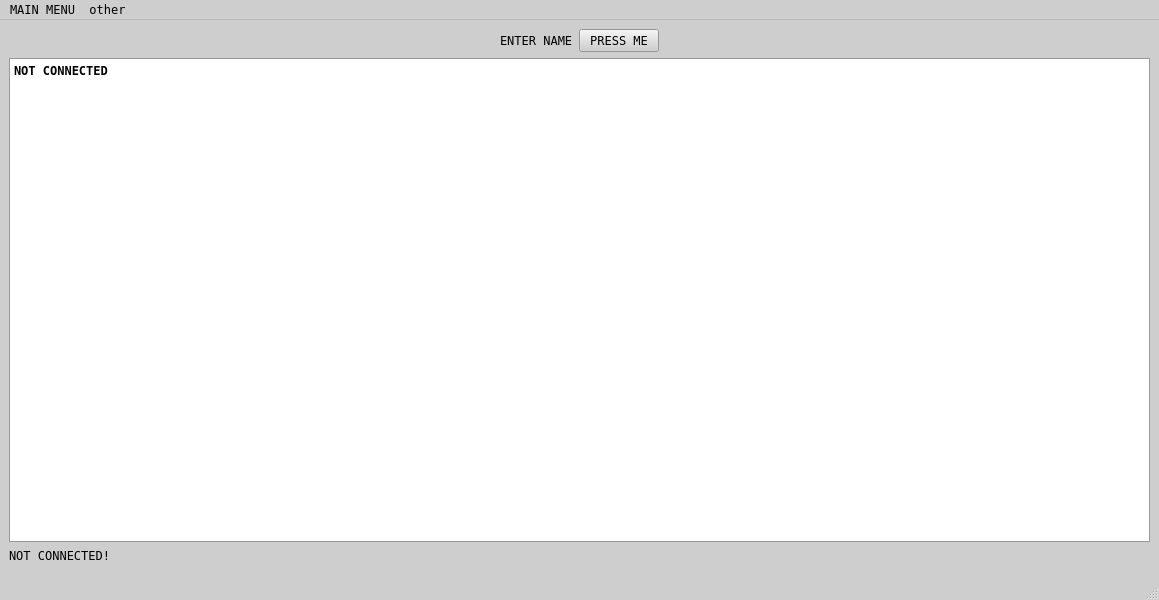
First picture: the form in CERBERUS-desktop/mainwindow.ui, repository Siammmmmmm/CERBERUS, before the edit.
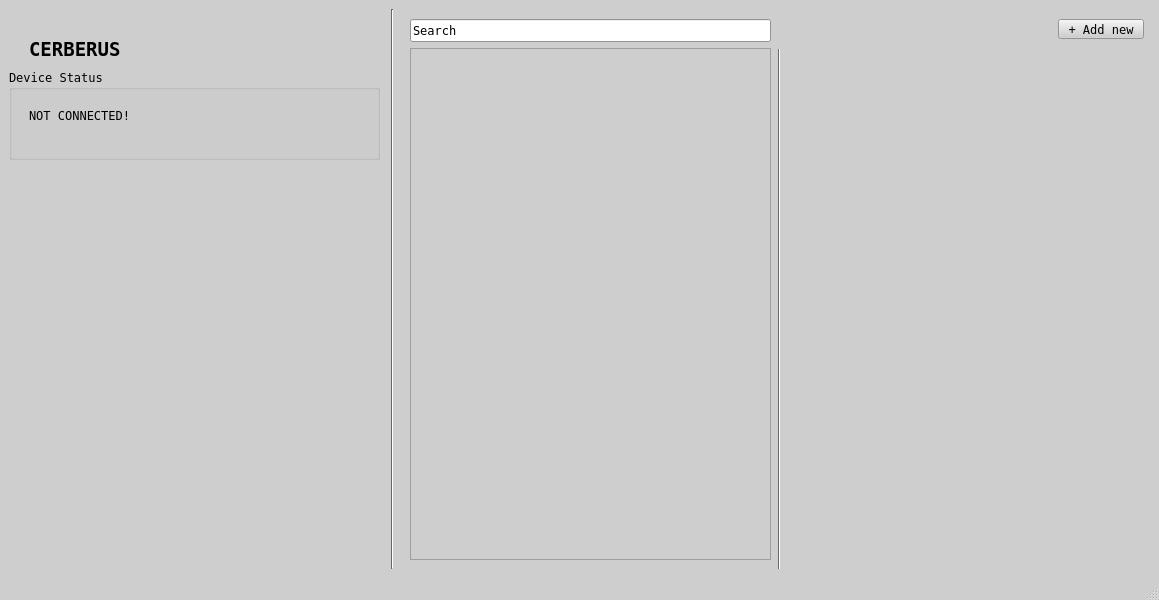
Second picture: the form after the edit. Icons and pictures are not drawn.

Commit message: started working on app layout

What changed in the file:
```diff
--- a/CERBERUS-desktop/mainwindow.ui
+++ b/CERBERUS-desktop/mainwindow.ui
@@ -491,577 +491,161 @@
    <iconset theme="QIcon::ThemeIcon::HelpAbout"/>
   </property>
   <widget class="QWidget" name="centralwidget">
-   <layout class="QVBoxLayout" name="verticalLayout">
+   <layout class="QHBoxLayout" name="horizontalLayout">
     <item>
-     <layout class="QGridLayout" name="gridLayout">
-      <item row="0" column="0">
-       <layout class="QHBoxLayout" name="horizontalLayout">
-        <item>
-         <spacer name="horizontalSpacer_2">
-          <property name="orientation">
-           <enum>Qt::Orientation::Horizontal</enum>
-          </property>
-          <property name="sizeHint" stdset="0">
-           <size>
-            <width>40</width>
-            <height>20</height>
-           </size>
-          </property>
-         </spacer>
-        </item>
-        <item>
-         <widget class="QLabel" name="label">
-          <property name="text">
-           <string>ENTER NAME</string>
-          </property>
-         </widget>
-        </item>
-        <item>
-         <widget class="QPushButton" name="pressButton">
-          <property name="text">
-           <string>PRESS ME</string>
-          </property>
-         </widget>
-        </item>
-        <item>
-         <spacer name="horizontalSpacer_4">
-          <property name="orientation">
-           <enum>Qt::Orientation::Horizontal</enum>
-          </property>
-          <property name="sizeHint" stdset="0">
-           <size>
-            <width>40</width>
-            <height>20</height>
-           </size>
-          </property>
-         </spacer>
-        </item>
-       </layout>
-      </item>
-      <item row="1" column="0">
-       <widget class="QTextEdit" name="textEdit">
-        <property name="palette">
-         <palette>
-          <active>
-           <colorrole role="WindowText">
-            <brush brushstyle="SolidPattern">
-             <color alpha="255">
-              <red>0</red>
-              <green>0</green>
-              <blue>0</blue>
-             </color>
-            </brush>
-           </colorrole>
-           <colorrole role="Button">
-            <brush brushstyle="SolidPattern">
-             <color alpha="255">
-              <red>198</red>
-              <green>198</green>
-              <blue>198</blue>
-             </color>
-            </brush>
-           </colorrole>
-           <colorrole role="Light">
-            <brush brushstyle="SolidPattern">
-             <color alpha="255">
-              <red>255</red>
-              <green>255</green>
-              <blue>255</blue>
-             </color>
-            </brush>
-           </colorrole>
-           <colorrole role="Midlight">
-            <brush brushstyle="SolidPattern">
-             <color alpha="255">
-              <red>226</red>
-              <green>226</green>
-              <blue>226</blue>
-             </color>
-            </brush>
-           </colorrole>
-           <colorrole role="Dark">
-            <brush brushstyle="SolidPattern">
-             <color alpha="255">
-              <red>99</red>
-              <green>99</green>
-              <blue>99</blue>
-             </color>
-            </brush>
-           </colorrole>
-           <colorrole role="Mid">
-            <brush brushstyle="SolidPattern">
-             <color alpha="255">
-              <red>132</red>
-              <green>132</green>
-              <blue>132</blue>
-             </color>
-            </brush>
-           </colorrole>
-           <colorrole role="Text">
-            <brush brushstyle="SolidPattern">
-             <color alpha="255">
-              <red>0</red>
-              <green>0</green>
-              <blue>0</blue>
-             </color>
-            </brush>
-           </colorrole>
-           <colorrole role="BrightText">
-            <brush brushstyle="SolidPattern">
-             <color alpha="255">
-              <red>255</red>
-              <green>255</green>
-              <blue>255</blue>
-             </color>
-            </brush>
-           </colorrole>
-           <colorrole role="ButtonText">
-            <brush brushstyle="SolidPattern">
-             <color alpha="255">
-              <red>0</red>
-              <green>0</green>
-              <blue>0</blue>
-             </color>
-            </brush>
-           </colorrole>
-           <colorrole role="Base">
-            <brush brushstyle="SolidPattern">
-             <color alpha="255">
-              <red>255</red>
-              <green>255</green>
-              <blue>255</blue>
-             </color>
-            </brush>
-           </colorrole>
-           <colorrole role="Window">
-            <brush brushstyle="SolidPattern">
-             <color alpha="255">
-              <red>198</red>
-              <green>198</green>
-              <blue>198</blue>
-             </color>
-            </brush>
-           </colorrole>
-           <colorrole role="Shadow">
-            <brush brushstyle="SolidPattern">
-             <color alpha="255">
-              <red>0</red>
-              <green>0</green>
-              <blue>0</blue>
-             </color>
-            </brush>
-           </colorrole>
-           <colorrole role="AlternateBase">
-            <brush brushstyle="SolidPattern">
-             <color alpha="255">
-              <red>226</red>
-              <green>226</green>
-              <blue>226</blue>
-             </color>
-            </brush>
-           </colorrole>
-           <colorrole role="ToolTipBase">
-            <brush brushstyle="SolidPattern">
-             <color alpha="255">
-              <red>255</red>
-              <green>255</green>
-              <blue>220</blue>
-             </color>
-            </brush>
-           </colorrole>
-           <colorrole role="ToolTipText">
-            <brush brushstyle="SolidPattern">
-             <color alpha="255">
-              <red>0</red>
-              <green>0</green>
-              <blue>0</blue>
-             </color>
-            </brush>
-           </colorrole>
-           <colorrole role="PlaceholderText">
-            <brush brushstyle="SolidPattern">
-             <color alpha="127">
-              <red>0</red>
-              <green>0</green>
-              <blue>0</blue>
-             </color>
-            </brush>
-           </colorrole>
-           <colorrole role="Accent">
-            <brush brushstyle="SolidPattern">
-             <color alpha="255">
-              <red>255</red>
-              <green>255</green>
-              <blue>255</blue>
-             </color>
-            </brush>
-           </colorrole>
-          </active>
-          <inactive>
-           <colorrole role="WindowText">
-            <brush brushstyle="SolidPattern">
-             <color alpha="255">
-              <red>0</red>
-              <green>0</green>
-              <blue>0</blue>
-             </color>
-            </brush>
-           </colorrole>
-           <colorrole role="Button">
-            <brush brushstyle="SolidPattern">
-             <color alpha="255">
-              <red>198</red>
-              <green>198</green>
-              <blue>198</blue>
-             </color>
-            </brush>
-           </colorrole>
-           <colorrole role="Light">
-            <brush brushstyle="SolidPattern">
-             <color alpha="255">
-              <red>255</red>
-              <green>255</green>
-              <blue>255</blue>
-             </color>
-            </brush>
-           </colorrole>
-           <colorrole role="Midlight">
-            <brush brushstyle="SolidPattern">
-             <color alpha="255">
-              <red>226</red>
-              <green>226</green>
-              <blue>226</blue>
-             </color>
-            </brush>
-           </colorrole>
-           <colorrole role="Dark">
-            <brush brushstyle="SolidPattern">
-             <color alpha="255">
-              <red>99</red>
-              <green>99</green>
-              <blue>99</blue>
-             </color>
-            </brush>
-           </colorrole>
-           <colorrole role="Mid">
-            <brush brushstyle="SolidPattern">
-             <color alpha="255">
-              <red>132</red>
-              <green>132</green>
-              <blue>132</blue>
-             </color>
-            </brush>
-           </colorrole>
-           <colorrole role="Text">
-            <brush brushstyle="SolidPattern">
-             <color alpha="255">
-              <red>0</red>
-              <green>0</green>
-              <blue>0</blue>
-             </color>
-            </brush>
-           </colorrole>
-           <colorrole role="BrightText">
-            <brush brushstyle="SolidPattern">
-             <color alpha="255">
-              <red>255</red>
-              <green>255</green>
-              <blue>255</blue>
-             </color>
-            </brush>
-           </colorrole>
-           <colorrole role="ButtonText">
-            <brush brushstyle="SolidPattern">
-             <color alpha="255">
-              <red>0</red>
-              <green>0</green>
-              <blue>0</blue>
-             </color>
-            </brush>
-           </colorrole>
-           <colorrole role="Base">
-            <brush brushstyle="SolidPattern">
-             <color alpha="255">
-              <red>255</red>
-              <green>255</green>
-              <blue>255</blue>
-             </color>
-            </brush>
-           </colorrole>
-           <colorrole role="Window">
-            <brush brushstyle="SolidPattern">
-             <color alpha="255">
-              <red>198</red>
-              <green>198</green>
-              <blue>198</blue>
-             </color>
-            </brush>
-           </colorrole>
-           <colorrole role="Shadow">
-            <brush brushstyle="SolidPattern">
-             <color alpha="255">
-              <red>0</red>
-              <green>0</green>
-              <blue>0</blue>
-             </color>
-            </brush>
-           </colorrole>
-           <colorrole role="AlternateBase">
-            <brush brushstyle="SolidPattern">
-             <color alpha="255">
-              <red>226</red>
-              <green>226</green>
-              <blue>226</blue>
-             </color>
-            </brush>
-           </colorrole>
-           <colorrole role="ToolTipBase">
-            <brush brushstyle="SolidPattern">
-             <color alpha="255">
-              <red>255</red>
-              <green>255</green>
-              <blue>220</blue>
-             </color>
-            </brush>
-           </colorrole>
-           <colorrole role="ToolTipText">
-            <brush brushstyle="SolidPattern">
-             <color alpha="255">
-              <red>0</red>
-              <green>0</green>
-              <blue>0</blue>
-             </color>
-            </brush>
-           </colorrole>
-           <colorrole role="PlaceholderText">
-            <brush brushstyle="SolidPattern">
-             <color alpha="127">
-              <red>0</red>
-              <green>0</green>
-              <blue>0</blue>
-             </color>
-            </brush>
-           </colorrole>
-           <colorrole role="Accent">
-            <brush brushstyle="SolidPattern">
-             <color alpha="255">
-              <red>255</red>
-              <green>255</green>
-              <blue>255</blue>
-             </color>
-            </brush>
-           </colorrole>
-          </inactive>
-          <disabled>
-           <colorrole role="WindowText">
-            <brush brushstyle="SolidPattern">
-             <color alpha="255">
-              <red>99</red>
-              <green>99</green>
-              <blue>99</blue>
-             </color>
-            </brush>
-           </colorrole>
-           <colorrole role="Button">
-            <brush brushstyle="SolidPattern">
-             <color alpha="255">
-              <red>198</red>
-              <green>198</green>
-              <blue>198</blue>
-             </color>
-            </brush>
-           </colorrole>
-           <colorrole role="Light">
-            <brush brushstyle="SolidPattern">
-             <color alpha="255">
-              <red>255</red>
-              <green>255</green>
-              <blue>255</blue>
-             </color>
-            </brush>
-           </colorrole>
-           <colorrole role="Midlight">
-            <brush brushstyle="SolidPattern">
-             <color alpha="255">
-              <red>226</red>
-              <green>226</green>
-              <blue>226</blue>
-             </color>
-            </brush>
-           </colorrole>
-           <colorrole role="Dark">
-            <brush brushstyle="SolidPattern">
-             <color alpha="255">
-              <red>99</red>
-              <green>99</green>
-              <blue>99</blue>
-             </color>
-            </brush>
-           </colorrole>
-           <colorrole role="Mid">
-            <brush brushstyle="SolidPattern">
-             <color alpha="255">
-              <red>132</red>
-              <green>132</green>
-              <blue>132</blue>
-             </color>
-            </brush>
-           </colorrole>
-           <colorrole role="Text">
-            <brush brushstyle="SolidPattern">
-             <color alpha="255">
-              <red>99</red>
-              <green>99</green>
-              <blue>99</blue>
-             </color>
-            </brush>
-           </colorrole>
-           <colorrole role="BrightText">
-            <brush brushstyle="SolidPattern">
-             <color alpha="255">
-              <red>255</red>
-              <green>255</green>
-              <blue>255</blue>
-             </color>
-            </brush>
-           </colorrole>
-           <colorrole role="ButtonText">
-            <brush brushstyle="SolidPattern">
-             <color alpha="255">
-              <red>99</red>
-              <green>99</green>
-              <blue>99</blue>
-             </color>
-            </brush>
-           </colorrole>
-           <colorrole role="Base">
-            <brush brushstyle="SolidPattern">
-             <color alpha="255">
-              <red>198</red>
-              <green>198</green>
-              <blue>198</blue>
-             </color>
-            </brush>
-           </colorrole>
-           <colorrole role="Window">
-            <brush brushstyle="SolidPattern">
-             <color alpha="255">
-              <red>198</red>
-              <green>198</green>
-              <blue>198</blue>
-             </color>
-            </brush>
-           </colorrole>
-           <colorrole role="Shadow">
-            <brush brushstyle="SolidPattern">
-             <color alpha="255">
-              <red>0</red>
-              <green>0</green>
-              <blue>0</blue>
-             </color>
-            </brush>
-           </colorrole>
-           <colorrole role="AlternateBase">
-            <brush brushstyle="SolidPattern">
-             <color alpha="255">
-              <red>198</red>
-              <green>198</green>
-              <blue>198</blue>
-             </color>
-            </brush>
-           </colorrole>
-           <colorrole role="ToolTipBase">
-            <brush brushstyle="SolidPattern">
-             <color alpha="255">
-              <red>255</red>
-              <green>255</green>
-              <blue>220</blue>
-             </color>
-            </brush>
-           </colorrole>
-           <colorrole role="ToolTipText">
-            <brush brushstyle="SolidPattern">
-             <color alpha="255">
-              <red>0</red>
-              <green>0</green>
-              <blue>0</blue>
-             </color>
-            </brush>
-           </colorrole>
-           <colorrole role="PlaceholderText">
-            <brush brushstyle="SolidPattern">
-             <color alpha="127">
-              <red>99</red>
-              <green>99</green>
-              <blue>99</blue>
-             </color>
-            </brush>
-           </colorrole>
-           <colorrole role="Accent">
-            <brush brushstyle="SolidPattern">
-             <color alpha="255">
-              <red>255</red>
-              <green>255</green>
-              <blue>255</blue>
-             </color>
-            </brush>
-           </colorrole>
-          </disabled>
-         </palette>
-        </property>
-        <property name="html">
-         <string>&lt;!DOCTYPE HTML PUBLIC &quot;-//W3C//DTD HTML 4.0//EN&quot; &quot;http://www.w3.org/TR/REC-html40/strict.dtd&quot;&gt;
-&lt;html&gt;&lt;head&gt;&lt;meta name=&quot;qrichtext&quot; content=&quot;1&quot; /&gt;&lt;meta charset=&quot;utf-8&quot; /&gt;&lt;style type=&quot;text/css&quot;&gt;
-p, li { white-space: pre-wrap; }
-hr { height: 1px; border-width: 0; }
-li.unchecked::marker { content: &quot;\2610&quot;; }
-li.checked::marker { content: &quot;\2612&quot;; }
-&lt;/style&gt;&lt;/head&gt;&lt;body style=&quot; font-family:'Terminal'; font-size:9pt; font-weight:400; font-style:normal;&quot;&gt;
-&lt;p style=&quot; margin-top:0px; margin-bottom:0px; margin-left:0px; margin-right:0px; -qt-block-indent:0; text-indent:0px;&quot;&gt;&lt;span style=&quot; font-weight:700;&quot;&gt;NOT CONNECTED&lt;/span&gt;&lt;/p&gt;&lt;/body&gt;&lt;/html&gt;</string>
-        </property>
-       </widget>
-      </item>
-      <item row="2" column="0">
+     <widget class="QWidget" name="left" native="true">
+      <property name="minimumSize">
+       <size>
+        <width>376</width>
+        <height>0</height>
+       </size>
+      </property>
+      <property name="maximumSize">
+       <size>
+        <width>16777215</width>
+        <height>560</height>
+       </size>
+      </property>
+      <widget class="QLabel" name="label">
+       <property name="geometry">
+        <rect>
+         <x>20</x>
+         <y>20</y>
+         <width>161</width>
+         <height>41</height>
+        </rect>
+       </property>
+       <property name="font">
+        <font>
+         <family>Terminal</family>
+         <pointsize>14</pointsize>
+         <bold>true</bold>
+        </font>
+       </property>
+       <property name="text">
+        <string>CERBERUS</string>
+       </property>
+      </widget>
+      <widget class="QGroupBox" name="groupBox">
+       <property name="geometry">
+        <rect>
+         <x>0</x>
+         <y>60</y>
+         <width>371</width>
+         <height>91</height>
+        </rect>
+       </property>
+       <property name="title">
+        <string>Device Status</string>
+       </property>
        <widget class="QLabel" name="statusLabel">
+        <property name="geometry">
+         <rect>
+          <x>20</x>
+          <y>40</y>
+          <width>112</width>
+          <height>12</height>
+         </rect>
+        </property>
         <property name="text">
          <string>NOT CONNECTED!</string>
         </property>
        </widget>
-      </item>
-     </layout>
+      </widget>
+     </widget>
     </item>
     <item>
-     <widget class="Line" name="line">
+     <widget class="Line" name="line_2">
       <property name="orientation">
        <enum>Qt::Orientation::Vertical</enum>
       </property>
      </widget>
     </item>
+    <item>
+     <widget class="QWidget" name="middle" native="true">
+      <widget class="QWidget" name="">
+       <property name="geometry">
+        <rect>
+         <x>10</x>
+         <y>10</y>
+         <width>361</width>
+         <height>541</height>
+        </rect>
+       </property>
+       <layout class="QVBoxLayout" name="verticalLayout">
+        <item>
+         <widget class="QLineEdit" name="search">
+          <property name="text">
+           <string>Search</string>
+          </property>
+         </widget>
+        </item>
+        <item>
+         <widget class="QScrollArea" name="scrollArea">
+          <property name="widgetResizable">
+           <bool>true</bool>
+          </property>
+          <widget class="QWidget" name="scrollAreaWidgetContents_3">
+           <property name="geometry">
+            <rect>
+             <x>0</x>
+             <y>0</y>
+             <width>357</width>
+             <height>509</height>
+            </rect>
+           </property>
+          </widget>
+         </widget>
+        </item>
+       </layout>
+      </widget>
+     </widget>
+    </item>
+    <item>
+     <widget class="QWidget" name="right" native="true">
+      <widget class="QWidget" name="widget_3" native="true">
+       <property name="geometry">
+        <rect>
+         <x>0</x>
+         <y>40</y>
+         <width>371</width>
+         <height>560</height>
+        </rect>
+       </property>
+       <widget class="Line" name="line_3">
+        <property name="geometry">
+         <rect>
+          <x>0</x>
+          <y>-30</y>
+          <width>3</width>
+          <height>560</height>
+         </rect>
+        </property>
+        <property name="orientation">
+         <enum>Qt::Orientation::Vertical</enum>
+        </property>
+       </widget>
+      </widget>
+      <widget class="QPushButton" name="pressButton">
+       <property name="geometry">
+        <rect>
+         <x>280</x>
+         <y>10</y>
+         <width>86</width>
+         <height>20</height>
+        </rect>
+       </property>
+       <property name="text">
+        <string>+ Add new</string>
+       </property>
+      </widget>
+      <zorder>pressButton</zorder>
+      <zorder>widget_3</zorder>
+     </widget>
+    </item>
    </layout>
   </widget>
   <widget class="QStatusBar" name="statusbar"/>
-  <widget class="QMenuBar" name="menubar">
-   <property name="geometry">
-    <rect>
-     <x>0</x>
-     <y>0</y>
-     <width>1159</width>
-     <height>17</height>
-    </rect>
-   </property>
-   <widget class="QMenu" name="menuMAIN_MENU">
-    <property name="title">
-     <string>MAIN MENU</string>
-    </property>
-   </widget>
-   <widget class="QMenu" name="menuother">
-    <property name="title">
-     <string>other</string>
-    </property>
-   </widget>
-   <addaction name="menuMAIN_MENU"/>
-   <addaction name="menuother"/>
-  </widget>
  </widget>
  <resources/>
  <connections/>
```
The commit also changes 2 other files.
